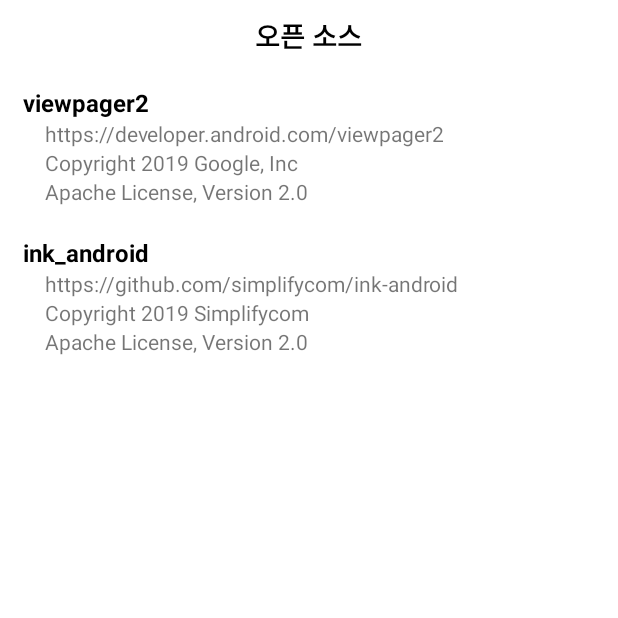
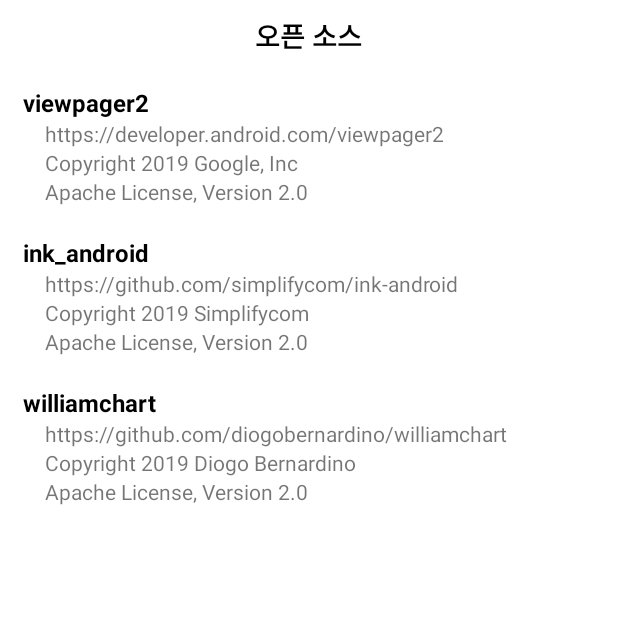
Before and after one commit to android-sample-apps/GiveMeKeyword, an Android app: the OpenSourceActivity screen opened directly, with no data from a screen before it, on a phone screen of 412 x 824 dp, the top half of it. Run offline under Robolectric (Android 15) with nearby library versions, the phone set to English and light mode, and no system bars.

Commit message:
설정창 내 기록

```diff
--- a/app/build.gradle
+++ b/app/build.gradle
@@ -39,6 +39,7 @@
     implementation 'com.google.firebase:firebase-core:17.2.1'
     implementation 'com.google.firebase:firebase-firestore:21.3.1'
     implementation 'com.firebaseui:firebase-ui-storage:4.3.1'
+    implementation 'com.diogobernardino:williamchart:3.3.0'
     implementation 'com.google.firebase:firebase-storage:19.1.0'
     apply plugin: 'com.google.gms.google-services'
     implementation 'androidx.preference:preference:1.1.0'
--- a/app/src/main/res/drawable/round_layout.xml
+++ b/app/src/main/res/drawable/round_layout.xml
@@ -1,5 +1,5 @@
 <?xml version="1.0" encoding="utf-8"?>
 <shape xmlns:android="http://schemas.android.com/apk/res/android">
- <corners android:radius="12dp"></corners>
+ <corners android:radius="20dp"></corners>
     <solid android:color="@color/colorNotAccent"></solid>
 </shape>
--- a/app/src/main/res/drawable/round_storke_layout.xml
+++ b/app/src/main/res/drawable/round_storke_layout.xml
@@ -1,6 +1,6 @@
 <?xml version="1.0" encoding="utf-8"?>
 <shape xmlns:android="http://schemas.android.com/apk/res/android">
- <corners android:radius="12dp"></corners>
+ <corners android:radius="20dp"></corners>
     <stroke android:color="@color/colorNotAccent"
         android:width="1.5dp"></stroke>
     <solid android:color="#ffffff"></solid>
--- a/app/src/main/res/layout/activity_open_source.xml
+++ b/app/src/main/res/layout/activity_open_source.xml
@@ -104,7 +104,48 @@
                 android:layout_width="wrap_content"
                 android:layout_height="wrap_content"
                 android:text="Apache License, Version 2.0"
+                android:id="@+id/open_source_vision_tv2"
                 android:layout_below="@id/open_source_vision_tv"
+                android:layout_marginLeft="30dp">
+            </TextView>
+
+
+            <TextView
+                android:id="@+id/open_source_Chart"
+                android:layout_width="wrap_content"
+                android:layout_height="wrap_content"
+                android:textStyle="bold"
+                android:layout_marginTop="20dp"
+                android:layout_below="@id/open_source_vision_tv2"
+                android:textSize="16sp"
+                android:layout_marginLeft="15dp"
+                android:text="williamchart"
+                android:textColor="#000000">
+            </TextView>
+
+            <TextView
+                android:layout_width="wrap_content"
+                android:layout_height="wrap_content"
+                android:text="https://github.com/diogobernardino/williamchart"
+                android:id="@+id/open_source_Chart_link"
+                android:layout_marginLeft="30dp"
+                android:layout_below="@id/open_source_Chart">
+            </TextView>
+
+            <TextView
+                android:layout_width="wrap_content"
+                android:layout_height="wrap_content"
+                android:text="Copyright 2019 Diogo Bernardino"
+                android:layout_marginLeft="30dp"
+                android:layout_below="@id/open_source_Chart_link"
+                android:id="@+id/open_source_Chart_tv"
+                ></TextView>
+
+            <TextView
+                android:layout_width="wrap_content"
+                android:layout_height="wrap_content"
+                android:text="Apache License, Version 2.0"
+                android:layout_below="@id/open_source_Chart_tv"
                 android:layout_marginLeft="30dp">
             </TextView>
         </RelativeLayout>
--- a/app/src/main/res/layout/activity_upload.xml
+++ b/app/src/main/res/layout/activity_upload.xml
@@ -91,7 +91,7 @@
         android:layout_height="1dp"
         android:id="@+id/upload_v1"
         android:layout_below="@id/upload_image"
-        android:background="@color/colorNotAccent"></View>
+        android:background="#eeeeee"></View>
 
 
     <TextView
```
Also changed, not shown: app/src/main/java/com/mut_jaeryo/givmkeyword/SettingFragment.kt (+28 -0 lines), app/src/main/java/com/mut_jaeryo/givmkeyword/StoryFragment.kt (+36 -24 lines), app/src/main/res/layout/fragment_setting.xml (+69 -1 lines).
